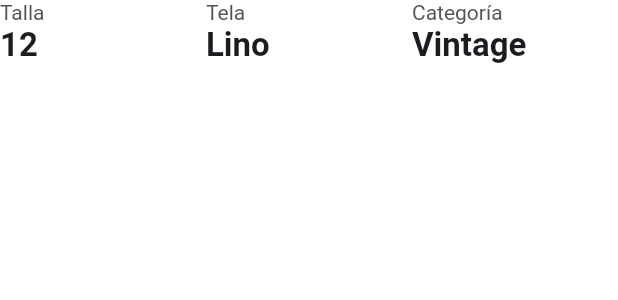
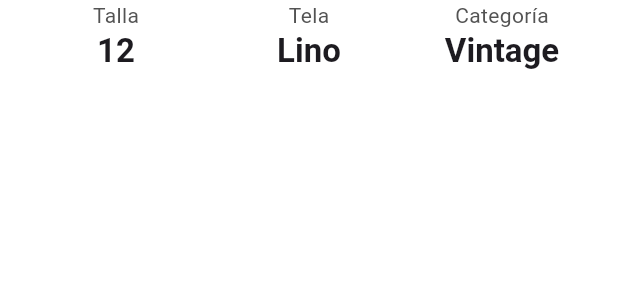
Before and after one commit to SwappyUPV/Swappy-Front, a Flutter app: the Characteristics widget shown alone on an empty page, opened directly with sample values from the repository, on a phone screen of 412 x 824 dp. Shown: the top 300 px of the screen. Run offline on Flutter 3.47's test engine with Material 3 defaults, Android fonts, the phone set to English and light mode, and no system bars; our stand-ins replace cloud_firestore, firebase_auth, firebase_core, firebase_storage, flutter_svg, get and 4 more; accounts and stored records are empty; network calls fail; project files that could hold a hidden picture were left out.

Commit message:
fino señores

```diff
--- a/lib/features/exchanges/screens/details/components/characteristics.dart
+++ b/lib/features/exchanges/screens/details/components/characteristics.dart
@@ -10,60 +10,64 @@ class Characteristics extends StatelessWidget {
 
   @override
   Widget build(BuildContext context) {
-    return Row(
-      children: <Widget>[
-        Expanded(
-          child: RichText(
-            text: TextSpan(
-              style: const TextStyle(color: kTextColor),
+    return Padding(
+      padding: const EdgeInsets.symmetric(horizontal: kDefaultPaddin),
+      child: Row(
+        mainAxisAlignment: MainAxisAlignment.spaceBetween, // Espaciado uniforme
+        children: <Widget>[
+          Expanded(
+            child: Column(
               children: [
-                const TextSpan(text: "Talla\n"),
-                TextSpan(
-                  text: "${product.size}",
+                const Text(
+                  "Talla",
+                  style: TextStyle(color: kTextColor),
+                ),
+                Text(
+                  "${product.size}",
                   style: Theme.of(context)
                       .textTheme
                       .titleLarge!
                       .copyWith(fontWeight: FontWeight.bold),
-                )
+                ),
               ],
             ),
           ),
-        ),
-        Expanded(
-          child: RichText(
-            text: TextSpan(
-              style: const TextStyle(color: kTextColor),
+          Expanded(
+            child: Column(
               children: [
-                const TextSpan(text: "Tela\n"),
-                TextSpan(
-                  text: "Lino",
+                const Text(
+                  "Tela",
+                  style: TextStyle(color: kTextColor),
+                ),
+                Text(
+                  "Lino",
                   style: Theme.of(context)
                       .textTheme
                       .titleLarge!
                       .copyWith(fontWeight: FontWeight.bold),
-                )
+                ),
               ],
             ),
           ),
-        ),
-        Expanded(
-          child: RichText(
-            text: TextSpan(
-              style: const TextStyle(color: kTextColor),
+          Expanded(
+            child: Column(
               children: [
-                const TextSpan(text: "Categoría\n"),
-                TextSpan(
-                  text: "Vintage",
+                const Text(
+                  "Categoría",
+                  style: TextStyle(color: kTextColor),
+                ),
+                Text(
+                  "Vintage",
                   style: Theme.of(context)
                       .textTheme
                       .titleLarge!
                       .copyWith(fontWeight: FontWeight.bold),
-                )
+                ),
               ],
             ),
           ),
-        ),
-      ],
+        ],
+      ),
     );
   }
 }
--- a/lib/features/exchanges/screens/home/exchanges.dart
+++ b/lib/features/exchanges/screens/home/exchanges.dart
@@ -66,7 +66,9 @@ class ExchangesState extends State<Exchanges> {
         elevation: 0,
         leading: IconButton(
           icon: const Icon(Icons.arrow_back),
-          onPressed: () {},
+          onPressed: () {
+            Navigator.pop(context);
+          },
         ),
       ),
       body: SingleChildScrollView(
```
Also changed, not shown: lib/features/exchanges/screens/details/components/description.dart (+8 -4 lines), lib/features/exchanges/screens/details/components/product_title_with_image.dart (+47 -19 lines).
